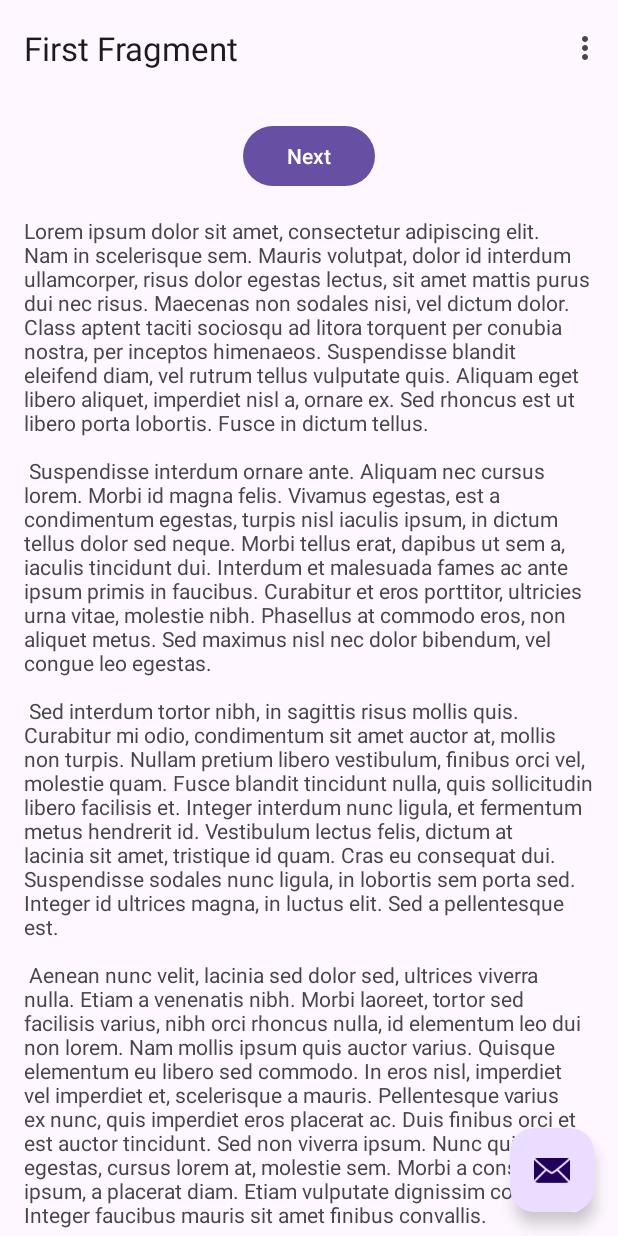
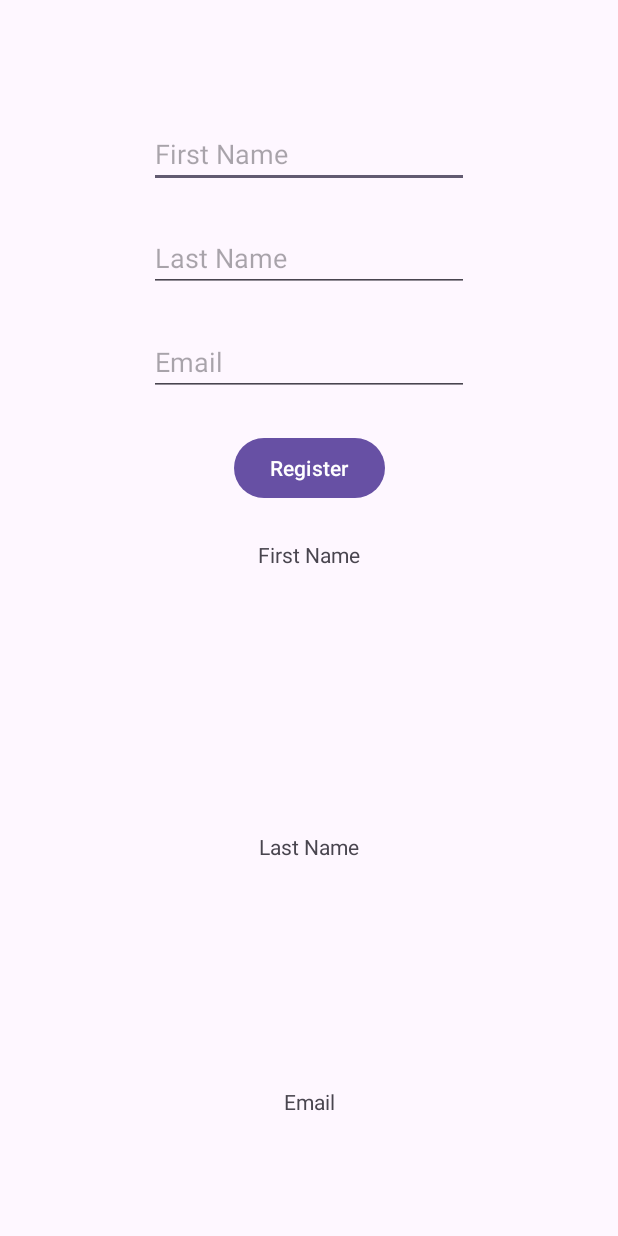
Before and after one commit to famadelli95/test-android, an Android app: the screen it shows after launch (MainActivity), on a phone screen of 412 x 824 dp. Run offline under Robolectric (Android 15) with nearby library versions, the phone set to English and light mode, and no system bars; our stand-ins replace navigation-ui.

Commit message:
Create a first simple application

```diff
--- a/app/src/main/java/com/example/androidtest/FirstFragment.java
+++ /dev/null
@@ -1,47 +0,0 @@
-package com.example.androidtest;
-
-import android.os.Bundle;
-import android.view.LayoutInflater;
-import android.view.View;
-import android.view.ViewGroup;
-
-import androidx.annotation.NonNull;
-import androidx.fragment.app.Fragment;
-import androidx.navigation.fragment.NavHostFragment;
-
-import com.example.androidtest.databinding.FragmentFirstBinding;
-
-public class FirstFragment extends Fragment {
-
-    private FragmentFirstBinding binding;
-
-    @Override
-    public View onCreateView(
-            LayoutInflater inflater, ViewGroup container,
-            Bundle savedInstanceState
-    ) {
-
-        binding = FragmentFirstBinding.inflate(inflater, container, false);
-        return binding.getRoot();
-
-    }
-
-    public void onViewCreated(@NonNull View view, Bundle savedInstanceState) {
-        super.onViewCreated(view, savedInstanceState);
-
-        binding.buttonFirst.setOnClickListener(new View.OnClickListener() {
-            @Override
-            public void onClick(View view) {
-                NavHostFragment.findNavController(FirstFragment.this)
-                        .navigate(R.id.action_FirstFragment_to_SecondFragment);
-            }
-        });
-    }
-
-    @Override
-    public void onDestroyView() {
-        super.onDestroyView();
-        binding = null;
-    }
-
-}
--- a/app/src/main/java/com/example/androidtest/MainActivity.java
+++ b/app/src/main/java/com/example/androidtest/MainActivity.java
@@ -18,6 +18,9 @@ import com.example.androidtest.databinding.ActivityMainBinding;
 
 import android.view.Menu;
 import android.view.MenuItem;
+import android.widget.Button;
+import android.widget.EditText;
+import android.widget.TextView;
 
 public class MainActivity extends AppCompatActivity {
 
@@ -29,50 +32,22 @@ public class MainActivity extends AppCompatActivity {
         super.onCreate(savedInstanceState);
 
         binding = ActivityMainBinding.inflate(getLayoutInflater());
-        setContentView(binding.getRoot());
+        setContentView(R.layout.activity_main);
 
-        setSupportActionBar(binding.toolbar);
-
-        NavController navController = Navigation.findNavController(this, R.id.nav_host_fragment_content_main);
-        appBarConfiguration = new AppBarConfiguration.Builder(navController.getGraph()).build();
-        NavigationUI.setupActionBarWithNavController(this, navController, appBarConfiguration);
-
-        binding.fab.setOnClickListener(new View.OnClickListener() {
-            @Override
-            public void onClick(View view) {
-                Snackbar.make(view, "Replace with your own action", Snackbar.LENGTH_LONG)
-                        .setAnchorView(R.id.fab)
-                        .setAction("Action", null).show();
-            }
-        });
     }
 
-    @Override
-    public boolean onCreateOptionsMenu(Menu menu) {
-        // Inflate the menu; this adds items to the action bar if it is present.
-        getMenuInflater().inflate(R.menu.menu_main, menu);
-        return true;
-    }
+    public void onRegistrationClick(View view){
+        TextView textFirstName = findViewById(R.id.textViewFirstName);
+        TextView textLastName = findViewById(R.id.textViewLastName);
+        TextView textEmail = findViewById(R.id.textViewEmail);
+        EditText editTextFirstName = findViewById(R.id.editTextFirstName);
+        EditText editTextLastName = findViewById(R.id.editTextLastName);
+        EditText editTextEmail = findViewById(R.id.editTextEmail);
 
-    @Override
-    public boolean onOptionsItemSelected(MenuItem item) {
-        // Handle action bar item clicks here. The action bar will
-        // automatically handle clicks on the Home/Up button, so long
-        // as you specify a parent activity in AndroidManifest.xml.
-        int id = item.getItemId();
 
-        //noinspection SimplifiableIfStatement
-        if (id == R.id.action_settings) {
-            return true;
-        }
+        textFirstName.setText("First Name: " + editTextFirstName.getText().toString());
+        textLastName.setText("Last Name: " + editTextLastName.getText().toString());
+        textEmail.setText("Email: " + editTextEmail.getText().toString());
 
-        return super.onOptionsItemSelected(item);
-    }
-
-    @Override
-    public boolean onSupportNavigateUp() {
-        NavController navController = Navigation.findNavController(this, R.id.nav_host_fragment_content_main);
-        return NavigationUI.navigateUp(navController, appBarConfiguration)
-                || super.onSupportNavigateUp();
     }
 }
--- a/app/src/main/res/layout/activity_main.xml
+++ b/app/src/main/res/layout/activity_main.xml
@@ -1,33 +1,87 @@
 <?xml version="1.0" encoding="utf-8"?>
-<androidx.coordinatorlayout.widget.CoordinatorLayout xmlns:android="http://schemas.android.com/apk/res/android"
+<androidx.constraintlayout.widget.ConstraintLayout xmlns:android="http://schemas.android.com/apk/res/android"
     xmlns:app="http://schemas.android.com/apk/res-auto"
     xmlns:tools="http://schemas.android.com/tools"
     android:layout_width="match_parent"
-    android:layout_height="match_parent"
-    android:fitsSystemWindows="true"
-    tools:context=".MainActivity">
+    android:layout_height="match_parent">
 
-    <com.google.android.material.appbar.AppBarLayout
-        android:layout_width="match_parent"
-        android:layout_height="wrap_content"
-        android:fitsSystemWindows="true">
-
-        <com.google.android.material.appbar.MaterialToolbar
-            android:id="@+id/toolbar"
-            android:layout_width="match_parent"
-            android:layout_height="?attr/actionBarSize" />
-
-    </com.google.android.material.appbar.AppBarLayout>
-
-    <include layout="@layout/content_main" />
-
-    <com.google.android.material.floatingactionbutton.FloatingActionButton
-        android:id="@+id/fab"
+    <EditText
+        android:id="@+id/editTextFirstName"
         android:layout_width="wrap_content"
         android:layout_height="wrap_content"
-        android:layout_gravity="bottom|end"
-        android:layout_marginEnd="@dimen/fab_margin"
-        android:layout_marginBottom="16dp"
-        app:srcCompat="@android:drawable/ic_dialog_email" />
+        android:layout_marginTop="80dp"
+        android:ems="10"
+        android:hint="First Name"
+        android:inputType="text"
+        app:layout_constraintEnd_toEndOf="parent"
+        app:layout_constraintStart_toStartOf="parent"
+        app:layout_constraintTop_toTopOf="parent" />
 
-</androidx.coordinatorlayout.widget.CoordinatorLayout>
+    <EditText
+        android:id="@+id/editTextLastName"
+        android:layout_width="wrap_content"
+        android:layout_height="wrap_content"
+        android:layout_marginTop="24dp"
+        android:ems="10"
+        android:hint="Last Name"
+        android:inputType="text"
+        app:layout_constraintBottom_toTopOf="@+id/editTextEmail"
+        app:layout_constraintEnd_toEndOf="parent"
+        app:layout_constraintStart_toStartOf="parent"
+        app:layout_constraintTop_toBottomOf="@+id/editTextFirstName" />
+
+    <EditText
+        android:id="@+id/editTextEmail"
+        android:layout_width="wrap_content"
+        android:layout_height="wrap_content"
+        android:layout_marginTop="24dp"
+        android:ems="10"
+        android:hint="Email"
+        android:inputType="text"
+        app:layout_constraintEnd_toEndOf="parent"
+        app:layout_constraintStart_toStartOf="parent"
+        app:layout_constraintTop_toBottomOf="@+id/editTextLastName" />
+
+    <Button
+        android:id="@+id/registrationButton"
+        android:layout_width="wrap_content"
+        android:layout_height="wrap_content"
+        android:layout_marginTop="24dp"
+        android:onClick="onRegistrationClick"
+        android:text="Register"
+        app:layout_constraintBottom_toTopOf="@+id/textViewFirstName"
+        app:layout_constraintEnd_toEndOf="parent"
+        app:layout_constraintStart_toStartOf="parent"
+        app:layout_constraintTop_toBottomOf="@+id/editTextEmail" />
+
+    <TextView
+        android:id="@+id/textViewFirstName"
+        android:layout_width="wrap_content"
+        android:layout_height="wrap_content"
+        android:layout_marginTop="24dp"
+        android:text="First Name"
+        app:layout_constraintEnd_toEndOf="parent"
+        app:layout_constraintStart_toStartOf="parent"
+        app:layout_constraintTop_toBottomOf="@+id/registrationButton" />
+
+    <TextView
+        android:id="@+id/textViewLastName"
+        android:layout_width="wrap_content"
+        android:layout_height="wrap_content"
+        android:layout_marginTop="24dp"
+        android:text="Last Name"
+        app:layout_constraintBottom_toTopOf="@+id/textViewEmail"
+        app:layout_constraintEnd_toEndOf="parent"
+        app:layout_constraintStart_toStartOf="parent"
+        app:layout_constraintTop_toBottomOf="@+id/textViewFirstName" />
+
+    <TextView
+        android:id="@+id/textViewEmail"
+        android:layout_width="wrap_content"
+        android:layout_height="wrap_content"
+        android:layout_marginBottom="80dp"
+        android:text="Email"
+        app:layout_constraintBottom_toBottomOf="parent"
+        app:layout_constraintEnd_toEndOf="parent"
+        app:layout_constraintStart_toStartOf="parent" />
+</androidx.constraintlayout.widget.ConstraintLayout>
--- a/app/src/main/res/layout/fragment_first.xml
+++ /dev/null
@@ -1,35 +0,0 @@
-<?xml version="1.0" encoding="utf-8"?>
-<androidx.core.widget.NestedScrollView xmlns:android="http://schemas.android.com/apk/res/android"
-    xmlns:app="http://schemas.android.com/apk/res-auto"
-    xmlns:tools="http://schemas.android.com/tools"
-    android:layout_width="match_parent"
-    android:layout_height="match_parent"
-    tools:context=".FirstFragment">
-
-    <androidx.constraintlayout.widget.ConstraintLayout
-        android:layout_width="match_parent"
-        android:layout_height="match_parent"
-        android:padding="16dp">
-
-        <Button
-            android:id="@+id/button_first"
-            android:layout_width="wrap_content"
-            android:layout_height="wrap_content"
-            android:text="@string/next"
-            app:layout_constraintBottom_toTopOf="@id/textview_first"
-            app:layout_constraintEnd_toEndOf="parent"
-            app:layout_constraintStart_toStartOf="parent"
-            app:layout_constraintTop_toTopOf="parent" />
-
-        <TextView
-            android:id="@+id/textview_first"
-            android:layout_width="wrap_content"
-            android:layout_height="wrap_content"
-            android:layout_marginTop="16dp"
-            android:text="@string/lorem_ipsum"
-            app:layout_constraintBottom_toBottomOf="parent"
-            app:layout_constraintEnd_toEndOf="parent"
-            app:layout_constraintStart_toStartOf="parent"
-            app:layout_constraintTop_toBottomOf="@id/button_first" />
-    </androidx.constraintlayout.widget.ConstraintLayout>
-</androidx.core.widget.NestedScrollView>
```
Also changed, not shown: app/src/main/java/com/example/androidtest/SecondFragment.java (deleted, +0 -47 lines), app/src/main/res/layout/fragment_second.xml (deleted, +0 -35 lines).
